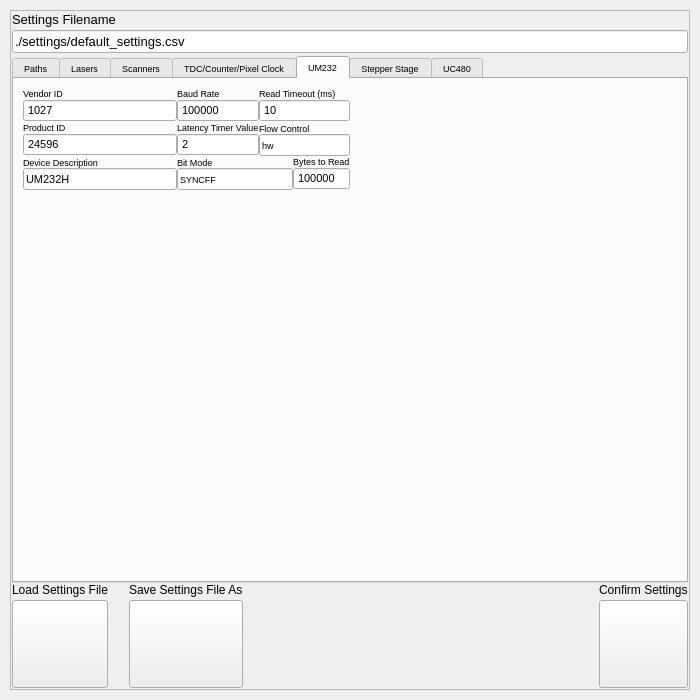
Before: the Qt Designer form gui/settingswindow.ui in Th3Tr00p3r/gSTED-sFCS, drawn with Qt 5.
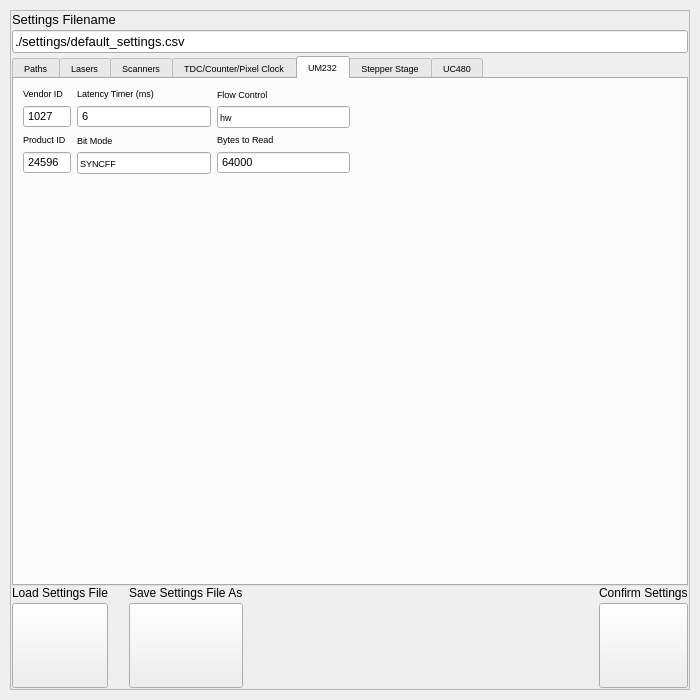
After: the same form once the commit is applied. The open tabs and pages were chosen to show the change. Icons and pictures are not drawn.

Commit message: Finally returned to pyftdi, realizing that the actual cause for the 'jerky' reading was the API's bloated read function. Instead I am now basically using pyUSB's more low-level read() through pyftdi. I also changed the UM232 settings a bit, removed some which are now no longer in use. UM232 now seems to work as it should.

The edit to the form file:
```diff
--- a/gui/settingswindow.ui
+++ b/gui/settingswindow.ui
@@ -85,7 +85,7 @@
      <number>3</number>
     </property>
     <item row="2" column="0">
-     <layout class="QVBoxLayout" name="verticalLayout_3" stretch="20,4">
+     <layout class="QVBoxLayout" name="verticalLayout_3" stretch="0,4">
       <property name="spacing">
        <number>0</number>
       </property>
@@ -2229,13 +2229,16 @@
          <layout class="QGridLayout" name="gridLayout_9">
           <item row="0" column="0">
            <layout class="QGridLayout" name="gridLayout_4">
-            <property name="spacing">
-             <number>0</number>
-            </property>
             <item row="0" column="0">
              <layout class="QVBoxLayout" name="verticalLayout_75">
               <item>
                <widget class="QLabel" name="label_66">
+                <property name="sizePolicy">
+                 <sizepolicy hsizetype="Minimum" vsizetype="Minimum">
+                  <horstretch>0</horstretch>
+                  <verstretch>0</verstretch>
+                 </sizepolicy>
+                </property>
                 <property name="text">
                  <string>Vendor ID</string>
                 </property>
@@ -2246,6 +2249,12 @@
                 <property name="enabled">
                  <bool>true</bool>
                 </property>
+                <property name="sizePolicy">
+                 <sizepolicy hsizetype="Minimum" vsizetype="Fixed">
+                  <horstretch>0</horstretch>
+                  <verstretch>0</verstretch>
+                 </sizepolicy>
+                </property>
                 <property name="font">
                  <font>
                   <pointsize>8</pointsize>
@@ -2271,125 +2280,11 @@
              </layout>
             </item>
             <item row="0" column="1">
-             <layout class="QVBoxLayout" name="verticalLayout_77">
-              <item>
-               <widget class="QLabel" name="label_68">
-                <property name="text">
-                 <string>Baud Rate</string>
-                </property>
-               </widget>
-              </item>
-              <item>
-               <widget class="QSpinBox" name="um232BaudRate">
-                <property name="enabled">
-                 <bool>true</bool>
-                </property>
-                <property name="font">
-                 <font>
-                  <pointsize>8</pointsize>
-                 </font>
-                </property>
-                <property name="wrapping">
-                 <bool>false</bool>
-                </property>
-                <property name="readOnly">
-                 <bool>false</bool>
-                </property>
-                <property name="buttonSymbols">
-                 <enum>QAbstractSpinBox::NoButtons</enum>
-                </property>
-                <property name="maximum">
-                 <number>999999999</number>
-                </property>
-                <property name="value">
-                 <number>256000</number>
-                </property>
-               </widget>
-              </item>
-             </layout>
-            </item>
-            <item row="0" column="2" colspan="2">
-             <layout class="QVBoxLayout" name="verticalLayout_78">
-              <item>
-               <widget class="QLabel" name="label_69">
-                <property name="text">
-                 <string>Read Timeout (ms)</string>
-                </property>
-               </widget>
-              </item>
-              <item>
-               <widget class="QSpinBox" name="um232ReadTimeout">
-                <property name="enabled">
-                 <bool>true</bool>
-                </property>
-                <property name="font">
-                 <font>
-                  <pointsize>8</pointsize>
-                 </font>
-                </property>
-                <property name="wrapping">
-                 <bool>false</bool>
-                </property>
-                <property name="readOnly">
-                 <bool>false</bool>
-                </property>
-                <property name="buttonSymbols">
-                 <enum>QAbstractSpinBox::NoButtons</enum>
-                </property>
-                <property name="maximum">
-                 <number>999999</number>
-                </property>
-                <property name="value">
-                 <number>10</number>
-                </property>
-               </widget>
-              </item>
-             </layout>
-            </item>
-            <item row="1" column="0">
-             <layout class="QVBoxLayout" name="verticalLayout_81">
-              <item>
-               <widget class="QLabel" name="label_72">
-                <property name="text">
-                 <string>Product ID</string>
-                </property>
-               </widget>
-              </item>
-              <item>
-               <widget class="QSpinBox" name="um232ProdID">
-                <property name="enabled">
-                 <bool>true</bool>
-                </property>
-                <property name="font">
-                 <font>
-                  <pointsize>8</pointsize>
-                 </font>
-                </property>
-                <property name="wrapping">
-                 <bool>false</bool>
-                </property>
-                <property name="readOnly">
-                 <bool>false</bool>
-                </property>
-                <property name="buttonSymbols">
-                 <enum>QAbstractSpinBox::NoButtons</enum>
-                </property>
-                <property name="maximum">
-                 <number>999999</number>
-                </property>
-                <property name="value">
-                 <number>24596</number>
-                </property>
-               </widget>
-              </item>
-             </layout>
-            </item>
-            <item row="1" column="1">
              <layout class="QVBoxLayout" name="verticalLayout_76">
               <item>
                <widget class="QLabel" name="label_67">
                 <property name="text">
-                 <string>Latency Timer Value</string>
+                 <string>Latency Timer (ms)</string>
                 </property>
                </widget>
               </item>
@@ -2416,13 +2311,13 @@
                  <number>300</number>
                 </property>
                 <property name="value">
-                 <number>2</number>
+                 <number>6</number>
                 </property>
                </widget>
               </item>
              </layout>
             </item>
-            <item row="1" column="2" colspan="2">
+            <item row="0" column="2">
              <layout class="QVBoxLayout" name="verticalLayout_79">
               <item>
                <widget class="QLabel" name="label_70">
@@ -2440,17 +2335,17 @@
               </item>
              </layout>
             </item>
-            <item row="2" column="0">
-             <layout class="QVBoxLayout" name="verticalLayout_82">
+            <item row="1" column="0">
+             <layout class="QVBoxLayout" name="verticalLayout_81">
               <item>
-               <widget class="QLabel" name="label_73">
+               <widget class="QLabel" name="label_72">
                 <property name="text">
-                 <string>Device Description</string>
+                 <string>Product ID</string>
                 </property>
                </widget>
               </item>
               <item>
-               <widget class="QLineEdit" name="um232DeviceDescription">
+               <widget class="QSpinBox" name="um232ProdID">
                 <property name="enabled">
                  <bool>true</bool>
                 </property>
@@ -2459,17 +2354,26 @@
                   <pointsize>8</pointsize>
                  </font>
                 </property>
-                <property name="text">
-                 <string>UM232H</string>
+                <property name="wrapping">
+                 <bool>false</bool>
                 </property>
                 <property name="readOnly">
-                 <bool>true</bool>
+                 <bool>false</bool>
+                </property>
+                <property name="buttonSymbols">
+                 <enum>QAbstractSpinBox::NoButtons</enum>
+                </property>
+                <property name="maximum">
+                 <number>999999</number>
+                </property>
+                <property name="value">
+                 <number>24596</number>
                 </property>
                </widget>
               </item>
              </layout>
             </item>
-            <item row="2" column="1" colspan="2">
+            <item row="1" column="1">
              <layout class="QVBoxLayout" name="verticalLayout_80">
               <item>
                <widget class="QLabel" name="label_71">
@@ -2487,7 +2391,7 @@
               </item>
              </layout>
             </item>
-            <item row="2" column="3">
+            <item row="1" column="2">
              <layout class="QVBoxLayout" name="verticalLayout_85">
               <item>
                <widget class="QLabel" name="label_75">
@@ -2519,7 +2423,7 @@
                  <number>999999999</number>
                 </property>
                 <property name="value">
-                 <number>512000</number>
+                 <number>64000</number>
                 </property>
                </widget>
               </item>
```
Left out of the diff: 4 changed lines with no effect on the pictures. The commit also changes 6 other files.
